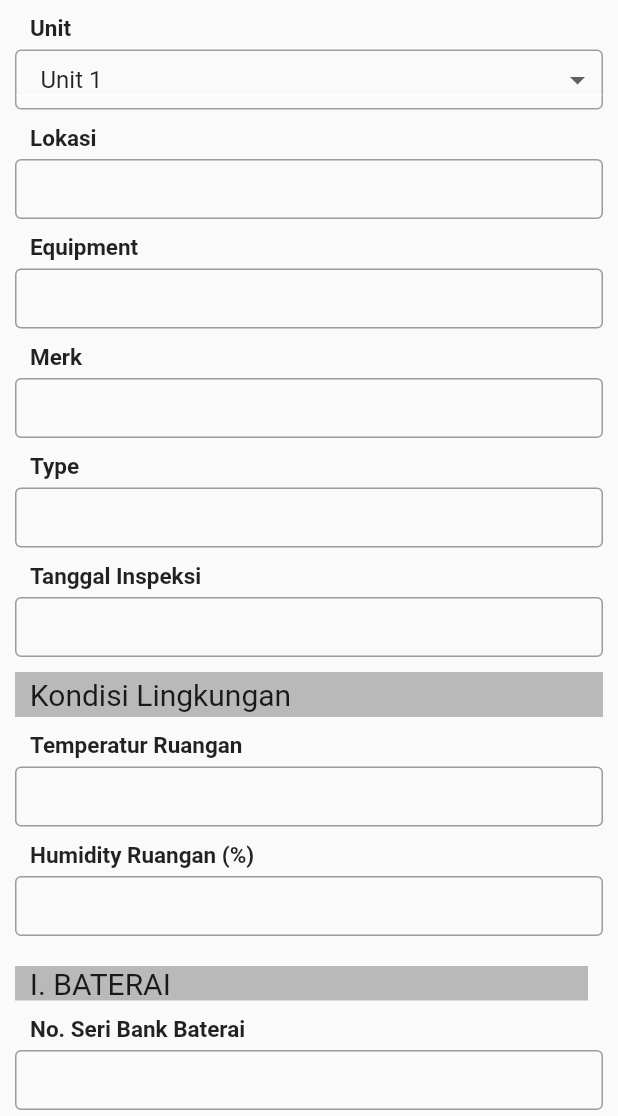
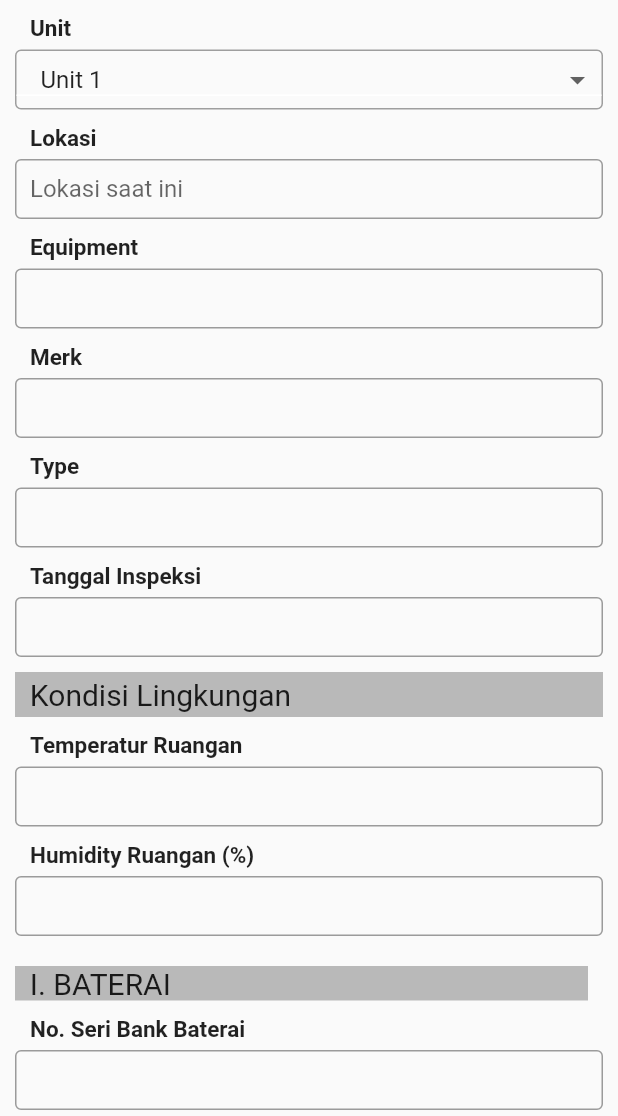
Before and after one commit to thyosechan/Form-AMC, a Flutter app: the screen it shows after launch, after a tap on "Form List Baterai", on a phone screen of 412 x 824 dp, the part 120-1236 px from its top. Run offline on Flutter 3.47's test engine with Material 2 defaults, Android fonts, the phone set to English and light mode, and no system bars.

Commit message:
function retrieve value textfield to text

```diff
--- a/lib/formListBaterai.dart
+++ b/lib/formListBaterai.dart
@@ -9,6 +9,9 @@ class FormListBaterai extends StatefulWidget {
 }
 
 class _FormListBateraiState extends State {
+  TextEditingController etLokasi = new TextEditingController();
+  //TextEditingController etPassword = new TextEditingController();
+
   bool _show1 = true;
   bool _show2 = true;
   bool _show3 = true;
@@ -21,7 +24,8 @@ class _FormListBateraiState extends State {
       txtradio2 = "",
       txtradio3 = "",
       txtradio4 = "",
-      unit = "Unit 1";
+      unit = "Unit 1",
+      lokasi = "";
 
   void click() {
     setState(() {
@@ -29,6 +33,7 @@ class _FormListBateraiState extends State {
       txtradio2 = r2;
       txtradio3 = r3;
       txtradio4 = r4;
+      lokasi = etLokasi.text;
     });
   }
 
@@ -38,6 +43,8 @@ class _FormListBateraiState extends State {
       txtradio2 = "";
       txtradio3 = "";
       txtradio4 = "";
+      lokasi = "";
+      etLokasi.text = "";
     });
   }
 
@@ -157,7 +164,9 @@ class _FormListBateraiState extends State {
                       height: 40,
                       margin: EdgeInsets.only(bottom: 10),
                       child: TextField(
+                        controller: etLokasi,
                         decoration: InputDecoration(
+                          hintText: 'Lokasi saat ini',
                           contentPadding: EdgeInsets.fromLTRB(10, 0, 0, 10),
                           border: OutlineInputBorder(),
                         ),
@@ -860,6 +869,10 @@ class _FormListBateraiState extends State {
                           txtradio3,
                           style: TextStyle(fontSize: 20),
                         ),
+                        new Text(
+                          lokasi,
+                          style: TextStyle(fontSize: 20),
+                        ),
                       ],
                     ),
                   ],
```
